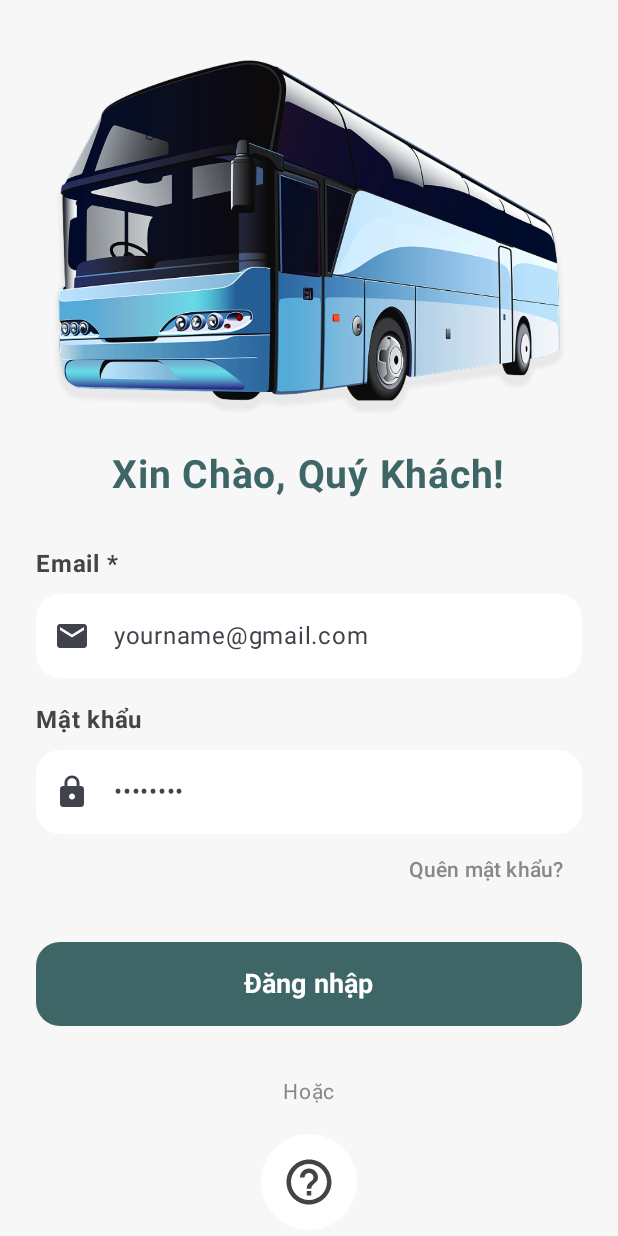
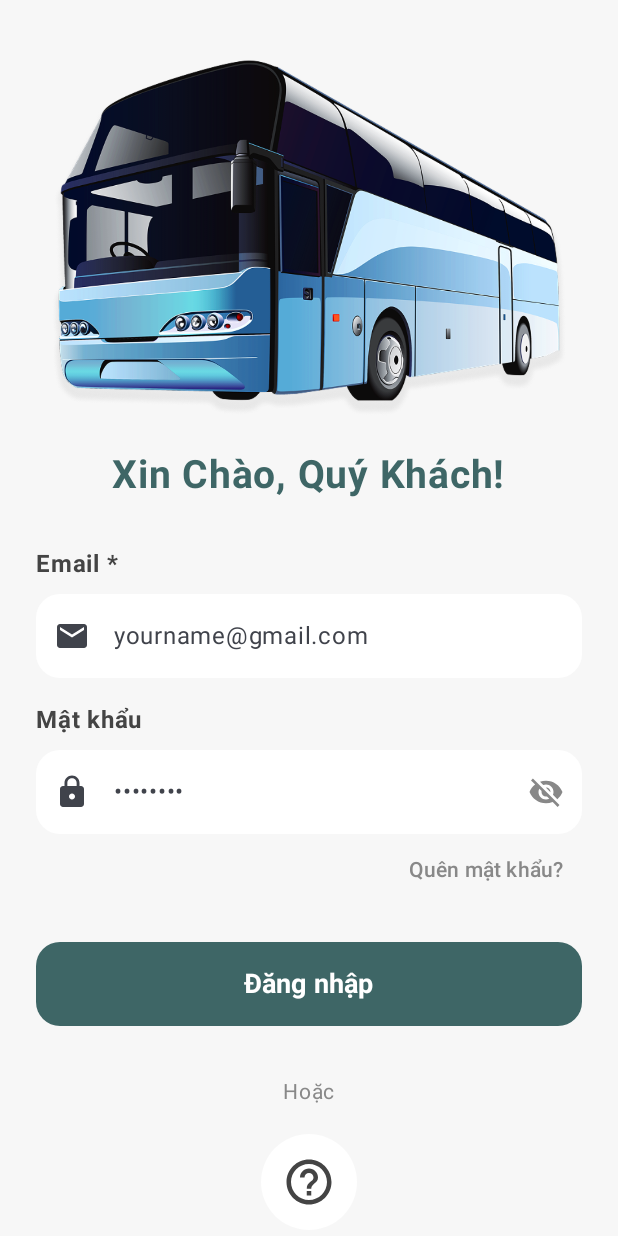
Before and after one commit to AppDatVeXe4F/4FBooking, an Android app built with Jetpack Compose: the screen it shows after launch (MainActivity), after a tap on "Skip", on a phone screen of 412 x 824 dp. Run offline under Robolectric (Android 15) with nearby library versions, the phone set to English and light mode, and no system bars; our stand-ins replace Firebase (no records; nobody signed in at launch, a user with empty details on screens opened directly).

Commit message:
Thêm icon mắt để hiển thị/ẩn mật khẩu trong màn hình đăng nhập

```diff
--- a/app/src/main/java/com/example/a4f/screens/LoginScreen.kt
+++ b/app/src/main/java/com/example/a4f/screens/LoginScreen.kt
@@ -15,6 +15,8 @@ import androidx.compose.material.icons.Icons
 import androidx.compose.material.icons.filled.Email
 import androidx.compose.material.icons.filled.HelpOutline
 import androidx.compose.material.icons.filled.Lock
+import androidx.compose.material.icons.filled.Visibility
+import androidx.compose.material.icons.filled.VisibilityOff
 import androidx.compose.material3.*
 import androidx.compose.runtime.*
 import androidx.compose.runtime.saveable.rememberSaveable
@@ -51,6 +53,7 @@ fun LoginScreen(navController: NavController) {
     // --- State ---
     var email by rememberSaveable { mutableStateOf("") }
     var password by rememberSaveable { mutableStateOf("") }
+    var passwordVisible by rememberSaveable { mutableStateOf(false) }
     var isLoading by remember { mutableStateOf(false) }
 
 
@@ -132,9 +135,22 @@ fun LoginScreen(navController: NavController) {
                 modifier = Modifier.fillMaxWidth(),
                 placeholder = { Text(stringResource(R.string.password_placeholder)) },
                 leadingIcon = { Icon(Icons.Default.Lock, null) },
+                trailingIcon = {
+                    IconButton(onClick = { passwordVisible = !passwordVisible }) {
+                        Icon(
+                            imageVector = if (passwordVisible) Icons.Default.Visibility else Icons.Default.VisibilityOff,
+                            contentDescription = if (passwordVisible) stringResource(R.string.hide_password) else stringResource(R.string.show_password),
+                            tint = Color.Gray
+                        )
+                    }
+                },
                 singleLine = true,
                 keyboardOptions = KeyboardOptions(keyboardType = KeyboardType.Password),
-                visualTransformation = androidx.compose.ui.text.input.PasswordVisualTransformation(),
+                visualTransformation = if (passwordVisible) {
+                    androidx.compose.ui.text.input.VisualTransformation.None
+                } else {
+                    androidx.compose.ui.text.input.PasswordVisualTransformation()
+                },
                 shape = RoundedCornerShape(16.dp),
                 colors = TextFieldDefaults.colors(
                     focusedContainerColor = Color.White,
--- a/app/src/main/res/values/strings.xml
+++ b/app/src/main/res/values/strings.xml
@@ -175,6 +175,8 @@
     <string name="invalid_email_format">Email không hợp lệ. Vui lòng kiểm tra lại.</string>
     <string name="cannot_get_user_info">Không thể lấy thông tin người dùng</string>
     <string name="show_hide_password">Hiện/Ẩn mật khẩu</string>
+    <string name="show_password">Hiện mật khẩu</string>
+    <string name="hide_password">Ẩn mật khẩu</string>
 
     <!-- Forgot Password Screen -->
     <string name="forgot_password_title">Quên mật khẩu</string>
```
Also changed, not shown: 1 other file.
